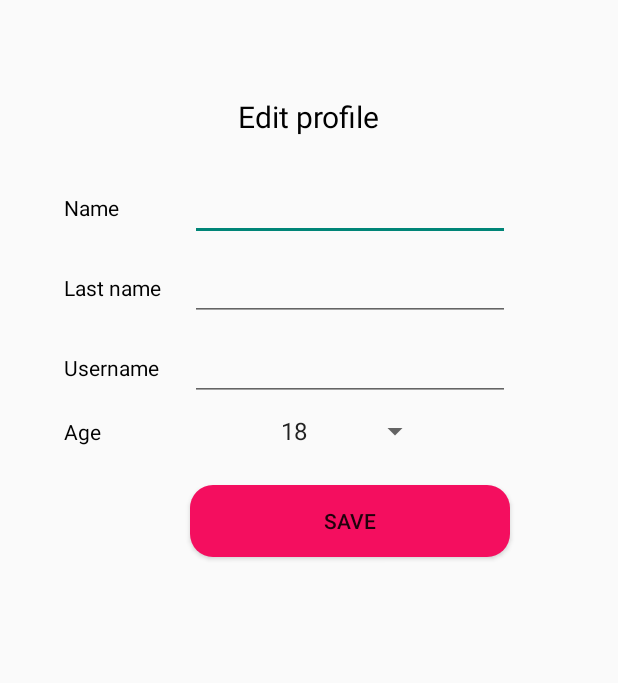
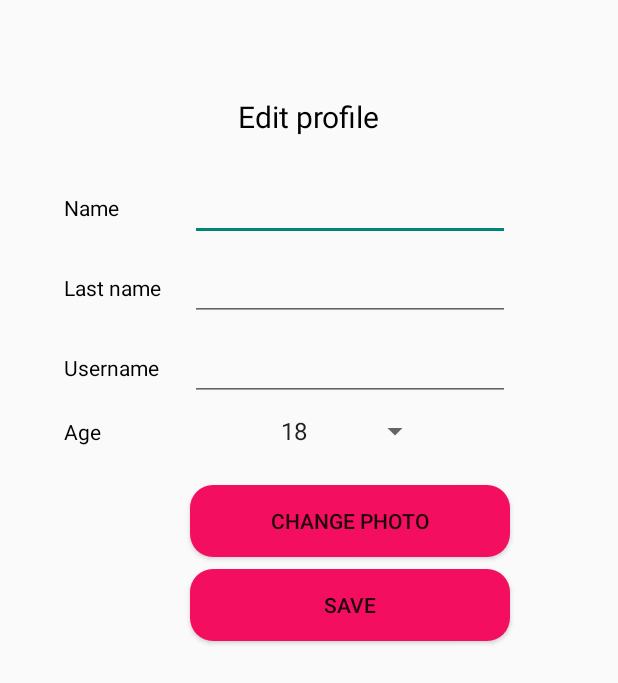
Before and after one commit to vdcast/Module_2_Lesson_3_hw_3, an Android app: the EditProfileActivity screen opened directly, with no data from a screen before it, on a phone screen of 412 x 824 dp. Shown: the top 683 px of the screen. Run offline under Robolectric (Android 15) with nearby library versions, the phone set to English and light mode, and no system bars.

Commit message:
added button change photo and logic to open gallery after click

```diff
--- a/app/src/main/java/com/example/module_2_lesson_3_hw_3/EditProfileActivity.kt
+++ b/app/src/main/java/com/example/module_2_lesson_3_hw_3/EditProfileActivity.kt
@@ -2,11 +2,15 @@ package com.example.module_2_lesson_3_hw_3
 
 import android.app.Activity
 import android.content.Intent
+import android.net.Uri
 import androidx.appcompat.app.AppCompatActivity
 import android.os.Bundle
+import android.provider.MediaStore
 import android.widget.ArrayAdapter
-import android.widget.Spinner
+import androidx.activity.result.contract.ActivityResultContracts
 import kotlinx.android.synthetic.main.activity_edit_profile.*
+import kotlinx.android.synthetic.main.activity_main.*
+import java.io.InputStream
 
 class EditProfileActivity : AppCompatActivity() {
     override fun onCreate(savedInstanceState: Bundle?) {
@@ -42,7 +46,22 @@ class EditProfileActivity : AppCompatActivity() {
             finish()
         }
 
-
+        btChangePhoto.setOnClickListener {
+            val pickImageIntent = Intent (Intent.ACTION_PICK, MediaStore.Images.Media.INTERNAL_CONTENT_URI)
+//            pickImageIntent.type = "image/*"
+//            val mimeTypes = arrayOf("image/jpeg","image/png")
+//            pickImageIntent.putExtra(Intent.EXTRA_MIME_TYPES, mimeTypes)
+//            resultLauncher.launch(pickImageIntent)
+        }
 
     }
+
+//    private var resultLauncher = registerForActivityResult(ActivityResultContracts.StartActivityForResult()) { result ->
+//        if (result.resultCode == Activity.RESULT_OK){
+//            val data: Intent? = result.data
+//            val selectedImageUri: Uri? = data?.data
+//            ivAvatar.setImageURI(selectedImageUri)
+//        }
+//    }
+
 }
--- a/app/src/main/res/layout/activity_edit_profile.xml
+++ b/app/src/main/res/layout/activity_edit_profile.xml
@@ -99,12 +99,12 @@
         android:id="@+id/btSave"
         android:layout_width="0dp"
         android:layout_height="wrap_content"
-        android:layout_marginTop="24dp"
+        android:layout_marginTop="8dp"
         android:background="@drawable/bt_bg"
         android:text="Save"
-        app:layout_constraintEnd_toEndOf="@+id/etEditUserName"
-        app:layout_constraintStart_toStartOf="@+id/etEditUserName"
-        app:layout_constraintTop_toBottomOf="@+id/spAge" />
+        app:layout_constraintEnd_toEndOf="@+id/btChangePhoto"
+        app:layout_constraintStart_toStartOf="@+id/btChangePhoto"
+        app:layout_constraintTop_toBottomOf="@+id/btChangePhoto" />
 
     <Spinner
         android:id="@+id/spAge"
@@ -115,4 +115,15 @@
         app:layout_constraintStart_toStartOf="@+id/etEditUserName"
         app:layout_constraintTop_toBottomOf="@+id/etEditUserName" />
 
+    <Button
+        android:id="@+id/btChangePhoto"
+        android:layout_width="0dp"
+        android:layout_height="wrap_content"
+        android:layout_marginTop="24dp"
+        android:background="@drawable/bt_bg"
+        android:text="Change Photo"
+        app:layout_constraintEnd_toEndOf="@+id/etEditUserName"
+        app:layout_constraintStart_toStartOf="@+id/etEditUserName"
+        app:layout_constraintTop_toBottomOf="@+id/spAge" />
+
 </androidx.constraintlayout.widget.ConstraintLayout>
```
